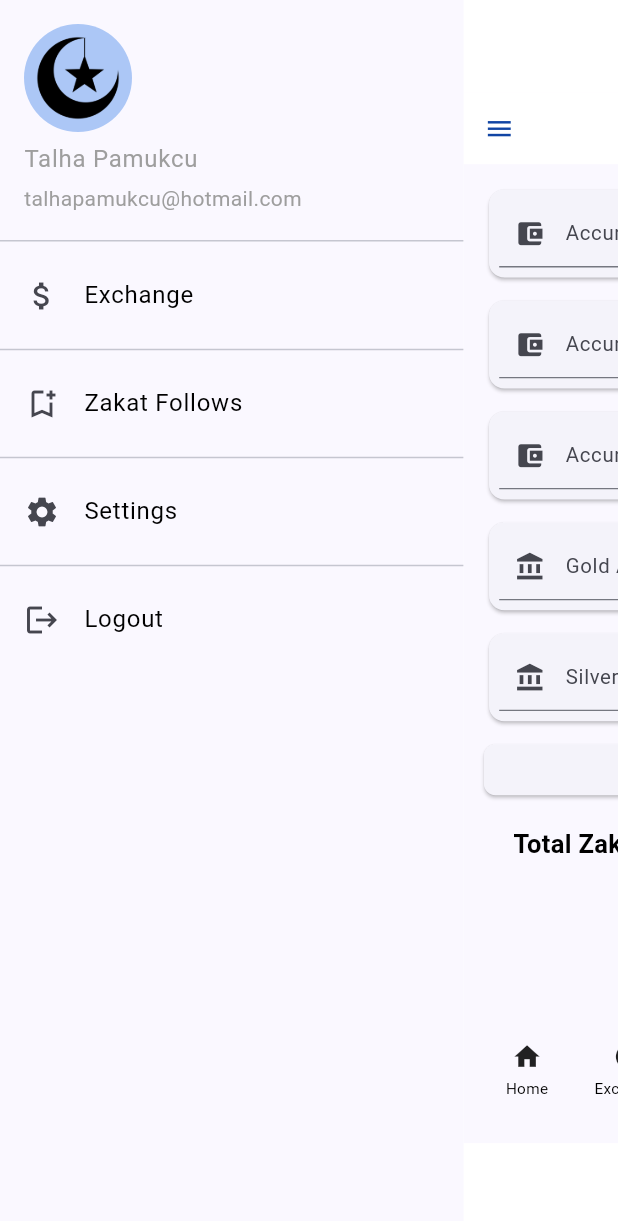
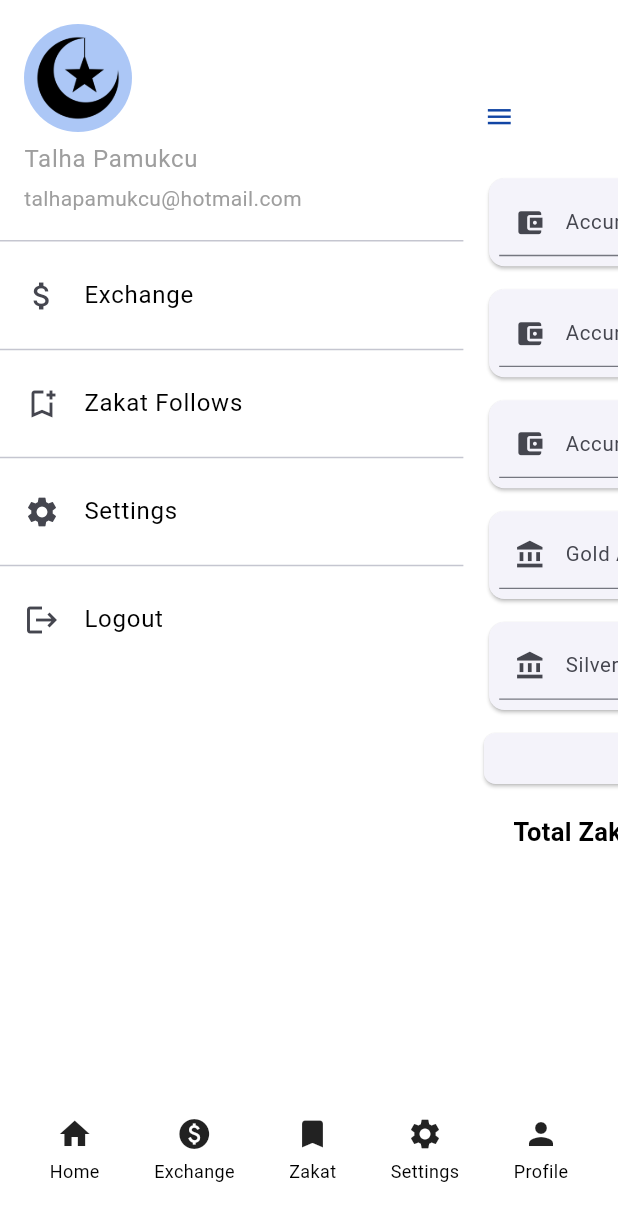
Before and after one commit to PMKC3234/Zakat_Calculate_App, a Flutter app: the HomeScreen screen opened by its route, after a tap on the "menu" icon, on a phone screen of 412 x 824 dp. Shown: the top 1221 px of the screen. Run offline on Flutter 3.47's test engine with Material 3 defaults, Android fonts, the light colour scheme and no system bars; drawn by our look-alikes of flutter_advanced_drawer; our stand-ins replace dio, flex_color_scheme, flutter_bloc, flutter_svg, gap, go_router and 2 more; accounts and stored records are empty.

Commit message:
Used ShellRoutes class to organize routes.

```diff
--- a/zekatcalculate/lib/core/routes.dart
+++ b/zekatcalculate/lib/core/routes.dart
@@ -1,54 +1,80 @@
 
 
+import 'package:flutter/material.dart';
 import 'package:go_router/go_router.dart';
 import 'package:zekatcalculate/screens/exchange.dart';
 import 'package:zekatcalculate/screens/home.dart';
 import 'package:zekatcalculate/screens/boarding.dart';
 import 'package:zekatcalculate/screens/notifications.dart';
 import 'package:zekatcalculate/screens/profile.dart';
+import '../dashboard/dashboard.dart';
 import '../screens/core/change_language.dart';
 import '../screens/settings.dart';
 import '../screens/zakat_follow_up.dart';
 
-
+final _rootNavigatorKey = GlobalKey<NavigatorState>();
+final _shellNavigatorKey = GlobalKey<NavigatorState>();
 
 // GoRouter configuration
 final routes = GoRouter(
+  navigatorKey: _rootNavigatorKey,
    initialLocation: '/boarding',
   //errorBuilder: (context, state) => const ErrorScreen(),
   routes: [
+    ShellRoute(
+      navigatorKey: _shellNavigatorKey,
+      builder: (context, state, child) => DashboardScreen(
+        state: state,
+        child: child,
+      ),
+      routes: [
+        GoRoute(
+          parentNavigatorKey: _shellNavigatorKey,
+          path: '/home',
+          pageBuilder: (context, state) =>
+              const NoTransitionPage(child: HomeScreen()),
+        ),
+        GoRoute(
+          parentNavigatorKey: _shellNavigatorKey,
+          path: '/exchange',
+          pageBuilder: (context, state) =>
+              const NoTransitionPage(child: ExchangeScreen()),
+        ),
+        GoRoute(
+          parentNavigatorKey: _shellNavigatorKey,
+          path: '/zakat',
+          pageBuilder: (context, state) =>
+              const NoTransitionPage(child: ZakatScreen()),
+        ),
+        GoRoute(
+          parentNavigatorKey: _shellNavigatorKey,
+          path: '/settings',
+          pageBuilder: (context, state) =>
+              const NoTransitionPage(child: SettingsScreen()),
+        ),
+        GoRoute(
+          parentNavigatorKey: _shellNavigatorKey,
+          path: '/profile',
+          pageBuilder: (context, state) =>
+              const NoTransitionPage(child: ProfileScreen()),
+        ),
+        GoRoute(
+          parentNavigatorKey: _shellNavigatorKey,
+          path: '/Change_LanguageScreen',
+          pageBuilder: (context, state) =>
+              const NoTransitionPage(child: Change_LanguageScreen()),
+        ),
+        GoRoute(
+          parentNavigatorKey: _shellNavigatorKey,
+          path: '/notifications',
+          pageBuilder: (context, state) =>
+              NoTransitionPage(child: NotificationScreen()),
+        ),
+      ]
+    ),
     GoRoute(
       path: '/boarding',
       builder: (context, state) => const BoardingScreen(),
     ),
-    GoRoute(
-      path: '/home',
-      builder: (context, state) => const HomeScreen(),
-    ),
-    GoRoute(
-      path: '/exchange',
-      builder: (context, state) => const ExchangeScreen(),
-    ),
-     GoRoute(
-      path: '/zakat',
-      builder: (context, state) => const ZakatScreen(),
-    ),
-     GoRoute(
-      path: '/settings',
-      builder: (context, state) => const SettingsScreen(),
-    ),
-    GoRoute(
-      path: '/profile',
-      builder: (context, state) => const ProfileScreen(),
-    ),
-    GoRoute(
-      path: '/notifications',
-      builder: (context, state) => NotificationScreen(),
-    ),
-     GoRoute(
-      path: '/Change_LanguageScreen',
-      builder: (context, state) => const Change_LanguageScreen(),
-    ),
-
   ],
 );
--- /dev/null
+++ b/zekatcalculate/lib/dashboard/dashboard.dart
@@ -0,0 +1,25 @@
+import 'package:flutter/material.dart';
+import 'package:go_router/go_router.dart';
+import 'package:zekatcalculate/widgets/mybottomnavbar.dart';
+
+class DashboardScreen extends StatefulWidget {
+  final Widget child;
+  final GoRouterState state;
+  const DashboardScreen({super.key, required this.child, required this.state});
+
+
+  @override
+  State<DashboardScreen> createState() => _DashboardScreenState();
+}
+
+class _DashboardScreenState extends State<DashboardScreen> {
+  @override
+  Widget build(BuildContext context) {
+    return Scaffold(
+      body: SafeArea(
+        child: widget.child
+        ),
+      bottomNavigationBar: MyBottomNavBar(),
+    );
+  }
+}
--- a/zekatcalculate/lib/screens/exchange.dart
+++ b/zekatcalculate/lib/screens/exchange.dart
@@ -4,7 +4,6 @@ import 'package:flutter/material.dart';
 import '../core/localizations.dart';
 import '../services/api.dart';
 import '../widgets/myappbar.dart';
-import '../widgets/mybottomnavbar.dart';
 
 class ExchangeScreen extends StatefulWidget {
   const ExchangeScreen({Key? key}) : super(key: key);
@@ -45,7 +44,6 @@ class _ExchangeScreenState extends State<ExchangeScreen> {
             }
           },
         ),
-        bottomNavigationBar: MyBottomNavBar(),
       ),
     );
   }
--- a/zekatcalculate/lib/screens/home.dart
+++ b/zekatcalculate/lib/screens/home.dart
@@ -7,7 +7,6 @@ import 'package:zekatcalculate/screens/exchange.dart';
 import 'package:zekatcalculate/screens/login.dart';
 import 'package:zekatcalculate/screens/settings.dart';
 import 'package:zekatcalculate/screens/zakat_follow_up.dart';
-import 'package:zekatcalculate/widgets/mybottomnavbar.dart';
 import '../core/localizations.dart';
 
 class HomeScreen extends StatefulWidget {
@@ -34,7 +33,8 @@ class _HomeScreenState extends State<HomeScreen> {
       child: AdvancedDrawer(
         controller: _advancedDrawerController,
         child: Scaffold(
-          backgroundColor: Theme.of(context).backgroundColor,
+          backgroundColor: Theme.of(context).scaffoldBackgroundColor,
+
           appBar: AppBar(
             title: Text(AppLocalizations.of(context).getTranslate("home_title")),
             centerTitle: true,
@@ -167,10 +167,9 @@ class _HomeScreenState extends State<HomeScreen> {
               ),
             ),
           ),
-          bottomNavigationBar: MyBottomNavBar(),
         ),
         drawer: Container(
-          color: Theme.of(context).backgroundColor,
+          color: Theme.of(context).scaffoldBackgroundColor,
           width: MediaQuery.of(context).size.width * 0.65,
           child: ListView(
             padding: EdgeInsets.zero,
--- a/zekatcalculate/lib/screens/login.dart
+++ b/zekatcalculate/lib/screens/login.dart
@@ -229,8 +229,7 @@ Widget SignInButton(BuildContext context) {
       },
       child: Text(
         'Giriş Yap',
-        style: Theme.of(context).textTheme.button!.copyWith(
-            fontSize: 16, fontWeight: FontWeight.bold, color: Colors.white),
+        //style: Theme.of(context).textTheme.button!.copyWith(fontSize: 16, fontWeight: FontWeight.bold, color: Colors.white),
       ),
       style: ElevatedButton.styleFrom(
         backgroundColor: Theme.of(context).primaryColor, // Tema rengi, // Buton rengi
--- a/zekatcalculate/lib/screens/profile.dart
+++ b/zekatcalculate/lib/screens/profile.dart
@@ -4,7 +4,6 @@ import 'package:flutter/material.dart';
 import 'package:gap/gap.dart';
 
 import '../widgets/myappbar.dart';
-import '../widgets/mybottomnavbar.dart';
 
 class ProfileScreen extends StatefulWidget {
   const ProfileScreen({Key? key}) : super(key: key);
@@ -18,7 +17,7 @@ class _ProfileScreenState extends State<ProfileScreen> {
   Widget build(BuildContext context) {
     return SafeArea(
       child: Scaffold(
-        backgroundColor: Theme.of(context).backgroundColor,
+        //backgroundColor: Theme.of(context).backgroundColor,
         appBar: MyAppBar(title: "Profil"),
         body: Padding(
           padding: const EdgeInsets.all(50.0),
@@ -120,7 +119,6 @@ class _ProfileScreenState extends State<ProfileScreen> {
             ),
           ),
         ),
-        bottomNavigationBar: MyBottomNavBar(),
       ),
     );
   }
--- a/zekatcalculate/lib/screens/settings.dart
+++ b/zekatcalculate/lib/screens/settings.dart
@@ -8,7 +8,6 @@ import 'package:zekatcalculate/screens/profile.dart';
 import '../bloc/client/client_cubit.dart';
 import '../core/localizations.dart';
 import '../widgets/myappbar.dart';
-import '../widgets/mybottomnavbar.dart';
 
 class SettingsScreen extends StatelessWidget {
   const SettingsScreen({Key? key}) : super(key: key);
@@ -21,7 +20,6 @@ class SettingsScreen extends StatelessWidget {
           title: AppLocalizations.of(context).getTranslate("settings"),
         ),
         body: SettingsList(),
-        bottomNavigationBar: MyBottomNavBar(),
       ),
     );
   }
--- a/zekatcalculate/lib/screens/zakat_follow_up.dart
+++ b/zekatcalculate/lib/screens/zakat_follow_up.dart
@@ -5,7 +5,6 @@ import '../core/localizations.dart';
 import '../widgets/zakat_entry_form.dart'; // Eklediğimiz yeni widget'ı içeri aktarıyoruz
 
 import '../widgets/myappbar.dart';
-import '../widgets/mybottomnavbar.dart';
 
 class ZakatScreen extends StatefulWidget {
   const ZakatScreen({Key? key}) : super(key: key);
@@ -19,11 +18,10 @@ class _ZakatScreenState extends State<ZakatScreen> {
   Widget build(BuildContext context) {
     return SafeArea(
       child: Scaffold(
-        backgroundColor: Theme.of(context).backgroundColor,
+        //backgroundColor: Theme.of(context).backgroundColor,
         appBar: MyAppBar(title: AppLocalizations.of(context)
                           .getTranslate("zakat_follows")),
         body: ZakatEntryForm(), // Yeni eklediğimiz form widget'ını kullanıyoruz
-        bottomNavigationBar: MyBottomNavBar(),
       ),
     );
   }
```
Also changed, not shown: zekatcalculate/pubspec.lock.
